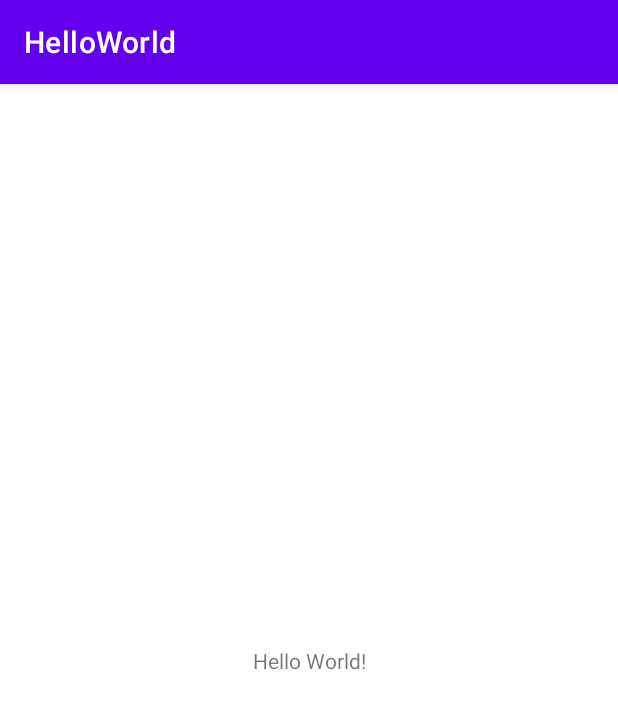
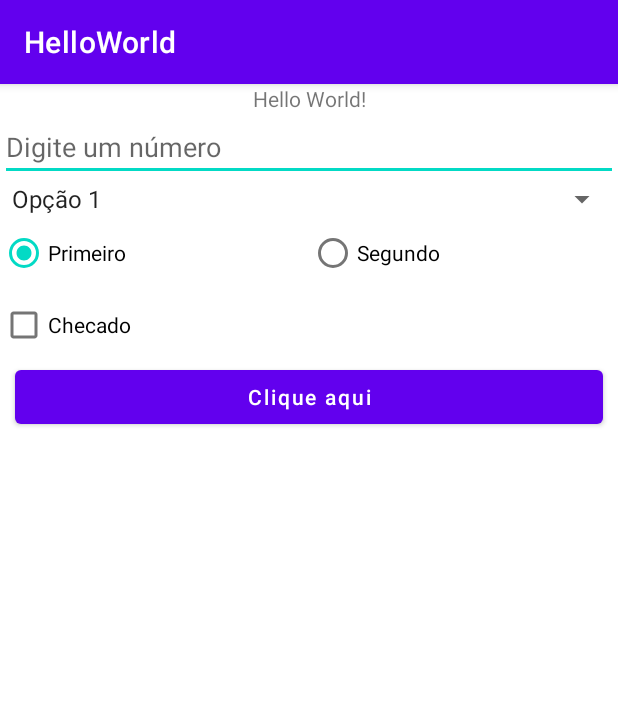
Before and after one commit to northonh/HelloWorld, an Android app: the screen it shows after launch (MainActivity), on a phone screen of 412 x 824 dp. Shown: the top 709 px of the screen. Run offline under Robolectric (Android 15) with nearby library versions, the phone set to English and light mode, and no system bars.

Commit message:
Algumas views importantes (EditText, Spinner, RadioGroup, RadioButton, CheckBox, Button e TextView). Tratamento de evento de clique no Button.

```diff
--- a/app/src/main/java/br/edu/ifsp/scl/ads/pdm/helloworld/MainActivity.java
+++ b/app/src/main/java/br/edu/ifsp/scl/ads/pdm/helloworld/MainActivity.java
@@ -1,14 +1,51 @@
 package br.edu.ifsp.scl.ads.pdm.helloworld;
+
+import android.os.Bundle;
+import android.view.View;
+import android.widget.Button;
+import android.widget.CheckBox;
+import android.widget.EditText;
+import android.widget.RadioButton;
+import android.widget.Spinner;
+import android.widget.TextView;
+import android.widget.Toast;
 
 import androidx.appcompat.app.AppCompatActivity;
 
-import android.os.Bundle;
-
-public class MainActivity extends AppCompatActivity {
+public class MainActivity extends AppCompatActivity implements View.OnClickListener {
+    private EditText numeroEditText;
+    private Button botaoButton;
+    private Spinner opcoesSpinner;
+    private RadioButton primeiroRadioButton;
+    private CheckBox checadoCheckBox;
 
     @Override
     protected void onCreate(Bundle savedInstanceState) {
         super.onCreate(savedInstanceState);
         setContentView(R.layout.activity_main);
+
+        numeroEditText = findViewById(R.id.numeroEt);
+        botaoButton = findViewById(R.id.botaoBt);
+        botaoButton.setOnClickListener(this);
+
+        opcoesSpinner = findViewById(R.id.opcoesSp);
+        primeiroRadioButton = findViewById(R.id.primeiroRb);
+        checadoCheckBox = findViewById(R.id.checadoCb);
+    }
+
+    @Override
+    public void onClick(View view) {
+        StringBuilder sb = new StringBuilder();
+        sb.append(numeroEditText.getText().toString());
+        sb.append("\n");
+        sb.append(((TextView) opcoesSpinner.getSelectedView()).getText());
+        sb.append("\n");
+        sb.append(primeiroRadioButton.isChecked() ? "primeiro" : "segundo");
+        sb.append("\n");
+        sb.append(checadoCheckBox.isChecked() ? "checado" : "não checado");
+
+        if (view.getId() == R.id.botaoBt) {
+            Toast.makeText(this, sb.toString(), Toast.LENGTH_LONG).show();
+        }
     }
 }
--- a/app/src/main/res/layout/activity_main.xml
+++ b/app/src/main/res/layout/activity_main.xml
@@ -1,18 +1,65 @@
 <?xml version="1.0" encoding="utf-8"?>
-<androidx.constraintlayout.widget.ConstraintLayout xmlns:android="http://schemas.android.com/apk/res/android"
+<LinearLayout xmlns:android="http://schemas.android.com/apk/res/android"
     xmlns:app="http://schemas.android.com/apk/res-auto"
     xmlns:tools="http://schemas.android.com/tools"
     android:layout_width="match_parent"
     android:layout_height="match_parent"
+    android:orientation="vertical"
     tools:context=".MainActivity">
 
     <TextView
-        android:layout_width="wrap_content"
+        android:layout_width="match_parent"
         android:layout_height="wrap_content"
-        android:text="Hello World!"
-        app:layout_constraintBottom_toBottomOf="parent"
-        app:layout_constraintLeft_toLeftOf="parent"
-        app:layout_constraintRight_toRightOf="parent"
-        app:layout_constraintTop_toTopOf="parent" />
+        android:gravity="center"
+        android:text="@string/label" />
 
-</androidx.constraintlayout.widget.ConstraintLayout>
+    <EditText
+        android:id="@+id/numeroEt"
+        android:layout_width="match_parent"
+        android:layout_height="wrap_content"
+        android:ems="10"
+        android:hint="Digite um número"
+        android:inputType="number" />
+
+    <Spinner
+        android:id="@+id/opcoesSp"
+        android:layout_width="match_parent"
+        android:layout_height="wrap_content"
+        android:entries="@array/opcoes" />
+
+    <RadioGroup
+        android:id="@+id/radioGroup"
+        android:layout_width="match_parent"
+        android:layout_height="wrap_content"
+        android:orientation="horizontal">
+        <RadioButton
+            android:id="@+id/primeiroRb"
+            android:layout_width="0dp"
+            android:layout_height="wrap_content"
+            android:layout_weight="1"
+            android:text="Primeiro"
+            android:checked="true" />
+        <RadioButton
+            android:id="@+id/segundoRb"
+            android:layout_width="0dp"
+            android:layout_height="wrap_content"
+            android:layout_weight="1"
+            android:text="Segundo" />
+    </RadioGroup>
+
+    <CheckBox
+        android:id="@+id/checadoCb"
+        android:layout_width="match_parent"
+        android:layout_height="wrap_content"
+        android:text="Checado" />
+
+    <Button
+        android:id="@+id/botaoBt"
+        android:layout_width="match_parent"
+        android:layout_height="wrap_content"
+        android:layout_marginHorizontal="10dp"
+        android:text="Clique aqui"
+        android:textAllCaps="false" />
+
+
+</LinearLayout>
--- a/app/src/main/res/values/strings.xml
+++ b/app/src/main/res/values/strings.xml
@@ -1,3 +1,9 @@
 <resources>
     <string name="app_name">HelloWorld</string>
+    <string name="label">Hello World!</string>
+    <string-array name="opcoes">
+        <item>Opção 1</item>
+        <item>Opção 2</item>
+        <item>Opção 3</item>
+    </string-array>
 </resources>
```
